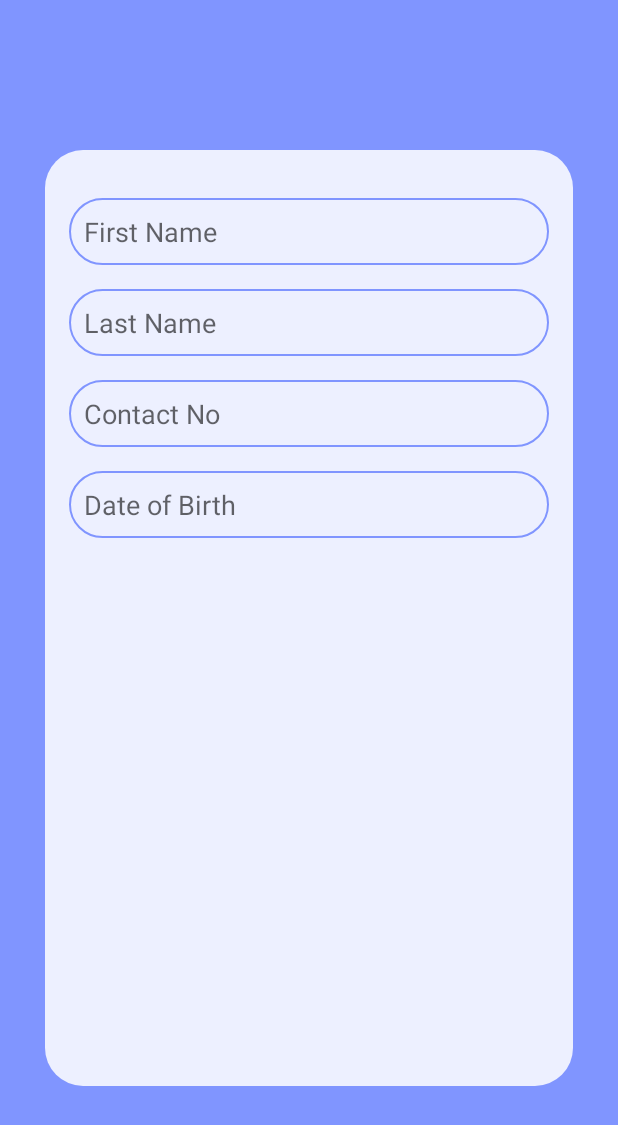
After one commit to SithumKavinda/WellWork, an Android app: the register screen opened directly, with no data from a screen before it, on a phone screen of 412 x 824 dp. The commit adds this screen. Shown: the top 1125 px of the screen. Run offline under Robolectric (Android 15) with nearby library versions, the phone set to English and light mode, and no system bars.

Commit message:
Started to develop Register UI

```diff
--- /dev/null
+++ b/app/src/main/java/com/edu/wellwork/register.java
@@ -0,0 +1,40 @@
+package com.edu.wellwork;
+
+import androidx.appcompat.app.AppCompatActivity;
+
+import android.os.Bundle;
+import android.view.View;
+import android.widget.DatePicker;
+import android.widget.EditText;
+import android.widget.Toast;
+
+public class register extends AppCompatActivity {
+
+    EditText fname, lname, telno, dob;
+    DatePicker datePicker;
+
+    @Override
+    protected void onCreate(Bundle savedInstanceState) {
+        super.onCreate(savedInstanceState);
+        setContentView(R.layout.activity_register);
+
+        fname = findViewById(R.id.tv_fName);
+        lname = findViewById(R.id.tv_lName);
+        telno = findViewById(R.id.tv_telNo);
+        dob = findViewById(R.id.tv_dob);
+        datePicker = findViewById(R.id.dob);
+
+        dob.setOnClickListener(new View.OnClickListener() {
+            @Override
+            public void onClick(View view) {
+                showDatePicker();
+            }
+        });
+    }
+
+    private void showDatePicker() {
+        String status = Integer.toString(dob.getVisibility());
+
+        Toast.makeText(this, status, Toast.LENGTH_SHORT).show();
+    }
+}
--- /dev/null
+++ b/app/src/main/res/drawable/round_card.xml
@@ -0,0 +1,5 @@
+<?xml version="1.0" encoding="utf-8"?>
+<shape xmlns:android="http://schemas.android.com/apk/res/android">
+    <solid android:color="@color/card"/>
+    <corners android:radius="25dp"/>
+</shape>
--- /dev/null
+++ b/app/src/main/res/layout/activity_register.xml
@@ -0,0 +1,119 @@
+<?xml version="1.0" encoding="utf-8"?>
+<androidx.constraintlayout.widget.ConstraintLayout xmlns:android="http://schemas.android.com/apk/res/android"
+    xmlns:app="http://schemas.android.com/apk/res-auto"
+    xmlns:tools="http://schemas.android.com/tools"
+    android:layout_width="match_parent"
+    android:layout_height="match_parent"
+    tools:context=".register">
+
+    <View
+        android:id="@+id/view4"
+        android:layout_width="0dp"
+        android:layout_height="0dp"
+        android:background="@color/colorPrimary"
+        app:layout_constraintBottom_toBottomOf="parent"
+        app:layout_constraintEnd_toEndOf="parent"
+        app:layout_constraintHorizontal_bias="1.0"
+        app:layout_constraintStart_toStartOf="parent"
+        app:layout_constraintTop_toTopOf="parent" />
+
+    <View
+        android:id="@+id/view5"
+        android:layout_width="0dp"
+        android:layout_height="0dp"
+        android:layout_marginStart="30dp"
+        android:layout_marginLeft="30dp"
+        android:layout_marginTop="100dp"
+        android:layout_marginEnd="30dp"
+        android:layout_marginRight="30dp"
+        android:layout_marginBottom="100dp"
+        android:background="@drawable/round_card"
+        app:layout_constraintBottom_toBottomOf="parent"
+        app:layout_constraintEnd_toEndOf="parent"
+        app:layout_constraintStart_toStartOf="parent"
+        app:layout_constraintTop_toTopOf="parent" />
+
+    <EditText
+        android:id="@+id/tv_fName"
+        android:layout_width="0dp"
+        android:layout_height="wrap_content"
+        android:layout_marginStart="16dp"
+        android:layout_marginLeft="16dp"
+        android:layout_marginTop="32dp"
+        android:layout_marginEnd="16dp"
+        android:layout_marginRight="16dp"
+        android:background="@drawable/round_border"
+        android:ems="10"
+        android:hint="First Name"
+        android:inputType="textPersonName"
+        android:padding="10dp"
+        app:layout_constraintEnd_toEndOf="@+id/view5"
+        app:layout_constraintStart_toStartOf="@+id/view5"
+        app:layout_constraintTop_toTopOf="@+id/view5" />
+
+    <EditText
+        android:id="@+id/tv_lName"
+        android:layout_width="0dp"
+        android:layout_height="wrap_content"
+        android:layout_marginStart="16dp"
+        android:layout_marginLeft="16dp"
+        android:layout_marginTop="16dp"
+        android:layout_marginEnd="16dp"
+        android:layout_marginRight="16dp"
+        android:background="@drawable/round_border"
+        android:ems="10"
+        android:hint="Last Name"
+        android:inputType="textPersonName"
+        android:padding="10dp"
+        app:layout_constraintEnd_toEndOf="@+id/view5"
+        app:layout_constraintStart_toStartOf="@+id/view5"
+        app:layout_constraintTop_toBottomOf="@+id/tv_fName" />
+
+    <EditText
+        android:id="@+id/tv_telNo"
+        android:layout_width="0dp"
+        android:layout_height="wrap_content"
+        android:layout_marginStart="16dp"
+        android:layout_marginLeft="16dp"
+        android:layout_marginTop="16dp"
+        android:layout_marginEnd="16dp"
+        android:layout_marginRight="16dp"
+        android:background="@drawable/round_border"
+        android:ems="10"
+        android:hint="Contact No"
+        android:inputType="phone"
+        android:padding="10dp"
+        app:layout_constraintEnd_toEndOf="@+id/view5"
+        app:layout_constraintStart_toStartOf="@+id/view5"
+        app:layout_constraintTop_toBottomOf="@+id/tv_lName" />
+
+    <EditText
+        android:id="@+id/tv_dob"
+        android:layout_width="0dp"
+        android:layout_height="wrap_content"
+        android:layout_marginStart="16dp"
+        android:layout_marginLeft="16dp"
+        android:layout_marginTop="16dp"
+        android:layout_marginEnd="16dp"
+        android:layout_marginRight="16dp"
+        android:background="@drawable/round_border"
+        android:ems="10"
+        android:hint="Date of Birth"
+        android:inputType="date"
+        android:padding="10dp"
+        app:layout_constraintEnd_toEndOf="@+id/view5"
+        app:layout_constraintStart_toStartOf="@+id/view5"
+        app:layout_constraintTop_toBottomOf="@+id/tv_telNo" />
+
+    <DatePicker
+        android:id="@+id/dob"
+        android:layout_width="wrap_content"
+        android:layout_height="wrap_content"
+        android:background="@drawable/round_card"
+        android:visibility="invisible"
+        app:layout_constraintBottom_toBottomOf="@+id/view5"
+        app:layout_constraintEnd_toEndOf="@+id/view5"
+        app:layout_constraintStart_toStartOf="@+id/view5"
+        app:layout_constraintTop_toTopOf="@+id/view5" />
+
+</androidx.constraintlayout.widget.ConstraintLayout>
--- a/app/src/main/res/values/colors.xml
+++ b/app/src/main/res/values/colors.xml
@@ -11,4 +11,5 @@
     <color name="inactive">#A1FFFFFF</color>
     <color name="colorPrimary">#8095FF</color>
     <color name="colorPrimaryDark">#313335</color>
+    <color name="card">#DAFFFFFF</color>
 </resources>
```
Also changed, not shown: app/src/main/AndroidManifest.xml (+9 -3 lines), app/src/main/java/com/edu/wellwork/MainActivity.java (+81 -7 lines), app/src/main/java/com/edu/wellwork/home.java (added, +14 -0 lines), app/src/main/res/layout/activity_home.xml (added, +18 -0 lines).
